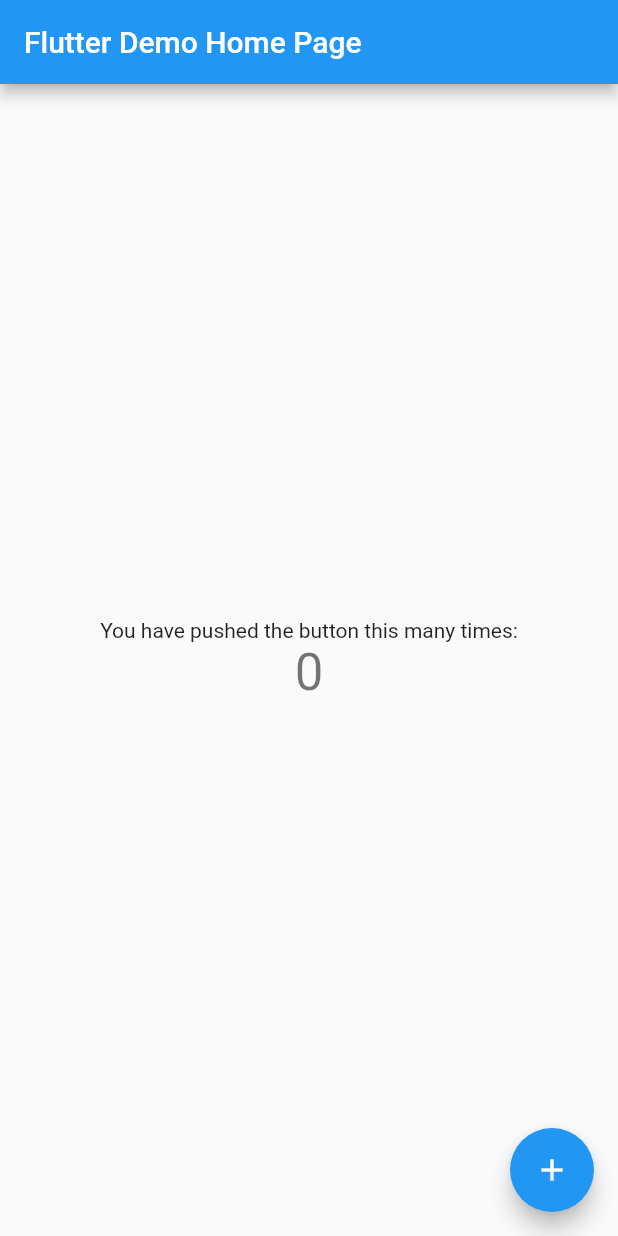
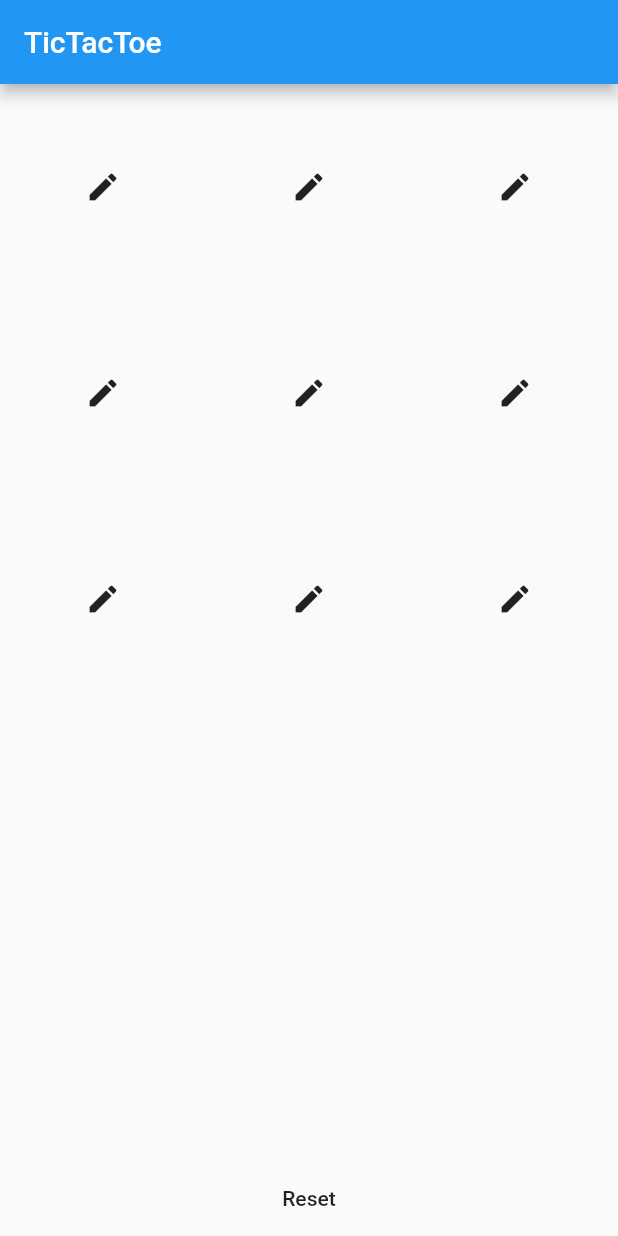
Before and after one commit to BhawaniRegmi/tic_tac_toe, a Flutter app: the screen it shows after launch, on a phone screen of 412 x 824 dp. Run offline on Flutter 3.47's test engine with Material 2 defaults, Android fonts, the phone set to English and light mode, and no system bars.

Commit message:
second commit

```diff
--- a/lib/main.dart
+++ b/lib/main.dart
@@ -7,109 +7,101 @@ void main() {
 class MyApp extends StatelessWidget {
   const MyApp({Key? key}) : super(key: key);
 
-  // This widget is the root of your application.
   @override
   Widget build(BuildContext context) {
     return MaterialApp(
-      title: 'Flutter Demo',
-      theme: ThemeData(
-        // This is the theme of your application.
-        //
-        // Try running your application with "flutter run". You'll see the
-        // application has a blue toolbar. Then, without quitting the app, try
-        // changing the primarySwatch below to Colors.green and then invoke
-        // "hot reload" (press "r" in the console where you ran "flutter run",
-        // or simply save your changes to "hot reload" in a Flutter IDE).
-        // Notice that the counter didn't reset back to zero; the application
-        // is not restarted.
-        primarySwatch: Colors.blue,
-      ),
-      home: const MyHomePage(title: 'Flutter Demo Home Page'),
+      home: Home(),
+      title: "TicTacToe",
+      debugShowCheckedModeBanner: false,
     );
   }
 }
 
-class MyHomePage extends StatefulWidget {
-  const MyHomePage({Key? key, required this.title}) : super(key: key);
-
-  // This widget is the home page of your application. It is stateful, meaning
-  // that it has a State object (defined below) that contains fields that affect
-  // how it looks.
-
-  // This class is the configuration for the state. It holds the values (in this
-  // case the title) provided by the parent (in this case the App widget) and
-  // used by the build method of the State. Fields in a Widget subclass are
-  // always marked "final".
-
-  final String title;
+class Home extends StatefulWidget {
+  const Home({Key? key}) : super(key: key);
 
   @override
-  State<MyHomePage> createState() => _MyHomePageState();
+  _HomeState createState() => _HomeState();
 }
 
-class _MyHomePageState extends State<MyHomePage> {
-  int _counter = 0;
+class _HomeState extends State<Home> {
+  List<String> stringL = [];
+  String condition = "edit";
+  Icon circle = Icon(Icons.circle);
+  Icon cross = Icon(Icons.cancel);
+  Icon edit = Icon(Icons.edit);
+  bool circleHunuparne = true;
+  @override
+  void initState() {
+    super.initState();
+    stringL = List.filled(9, 'edit');
+  }
 
-  void _incrementCounter() {
+  playGame(int index) {
+    if (this.stringL[index] == "edit") {
+      setState(() {
+        circleHunuparne = !circleHunuparne;
+        if (circleHunuparne) {
+          this.stringL[index] = "circle";
+        } else {
+          this.stringL[index] = "cross";
+        }
+      });
+    }
+  }
+
+  getIcon(String condition) {
+    switch (condition) {
+      case 'circle':
+        return circle;
+        break;
+      case "cross":
+        return cross;
+        break;
+      case "edit":
+        return edit;
+        break;
+    }
+  }
+
+  clear() {
     setState(() {
-      // This call to setState tells the Flutter framework that something has
-      // changed in this State, which causes it to rerun the build method below
-      // so that the display can reflect the updated values. If we changed
-      // _counter without calling setState(), then the build method would not be
-      // called again, and so nothing would appear to happen.
-      _counter++;
+      stringL = List.filled(9, "edit");
     });
   }
 
   @override
   Widget build(BuildContext context) {
-    // This method is rerun every time setState is called, for instance as done
-    // by the _incrementCounter method above.
-    //
-    // The Flutter framework has been optimized to make rerunning build methods
-    // fast, so that you can just rebuild anything that needs updating rather
-    // than having to individually change instances of widgets.
     return Scaffold(
       appBar: AppBar(
-        // Here we take the value from the MyHomePage object that was created by
-        // the App.build method, and use it to set our appbar title.
-        title: Text(widget.title),
+        title: Text("TicTacToe"),
       ),
-      body: Center(
-        // Center is a layout widget. It takes a single child and positions it
-        // in the middle of the parent.
-        child: Column(
-          // Column is also a layout widget. It takes a list of children and
-          // arranges them vertically. By default, it sizes itself to fit its
-          // children horizontally, and tries to be as tall as its parent.
-          //
-          // Invoke "debug painting" (press "p" in the console, choose the
-          // "Toggle Debug Paint" action from the Flutter Inspector in Android
-          // Studio, or the "Toggle Debug Paint" command in Visual Studio Code)
-          // to see the wireframe for each widget.
-          //
-          // Column has various properties to control how it sizes itself and
-          // how it positions its children. Here we use mainAxisAlignment to
-          // center the children vertically; the main axis here is the vertical
-          // axis because Columns are vertical (the cross axis would be
-          // horizontal).
-          mainAxisAlignment: MainAxisAlignment.center,
-          children: <Widget>[
-            const Text(
-              'You have pushed the button this many times:',
-            ),
-            Text(
-              '$_counter',
-              style: Theme.of(context).textTheme.headline4,
-            ),
-          ],
+      body: Column(children: [
+        Expanded(
+          child: GridView.builder(
+              gridDelegate: const SliverGridDelegateWithFixedCrossAxisCount(
+                crossAxisCount: 3,
+              ),
+              itemCount: 9,
+              itemBuilder: (BuildContext context, int index) {
+                return SizedBox(
+                  child: MaterialButton(
+                      child: getIcon(this.stringL[index]),
+                      onPressed: () {
+                        playGame(index);
+                      }),
+                );
+              }),
         ),
-      ),
-      floatingActionButton: FloatingActionButton(
-        onPressed: _incrementCounter,
-        tooltip: 'Increment',
-        child: const Icon(Icons.add),
-      ), // This trailing comma makes auto-formatting nicer for build methods.
+        Container(
+          height: 50,
+          child: MaterialButton(
+              child: Text("Reset"),
+              onPressed: () {
+                clear();
+              }),
+        )
+      ]),
     );
   }
 }
```
Also changed, not shown: lib/gd.dart (line endings or trailing spaces).
